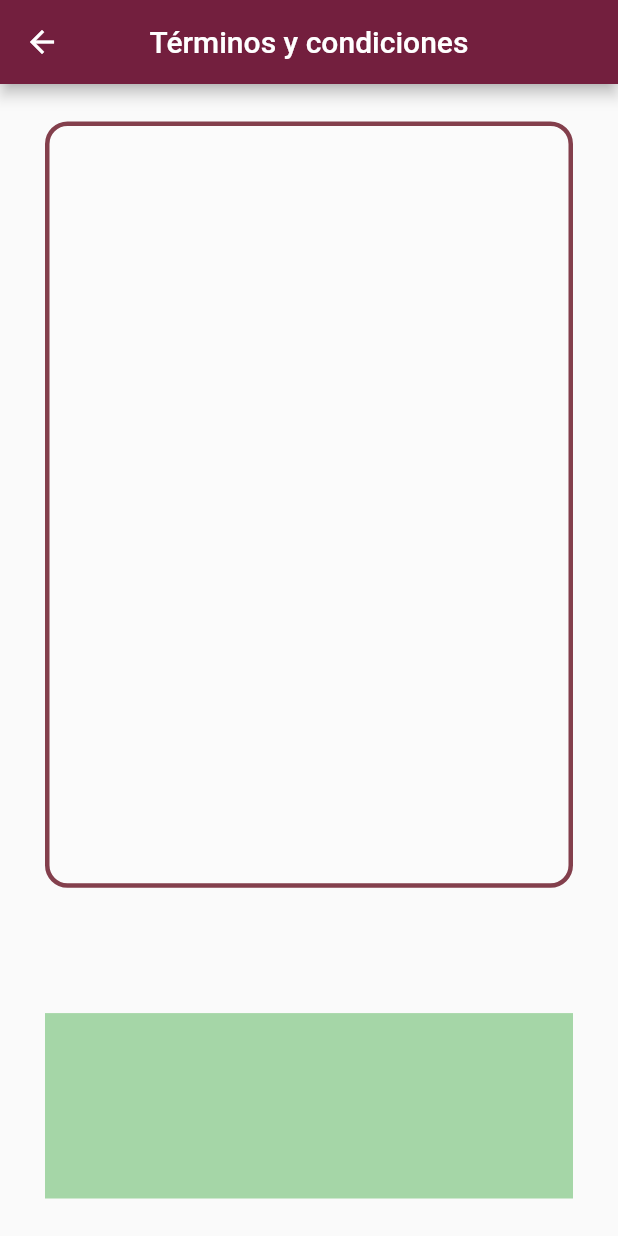
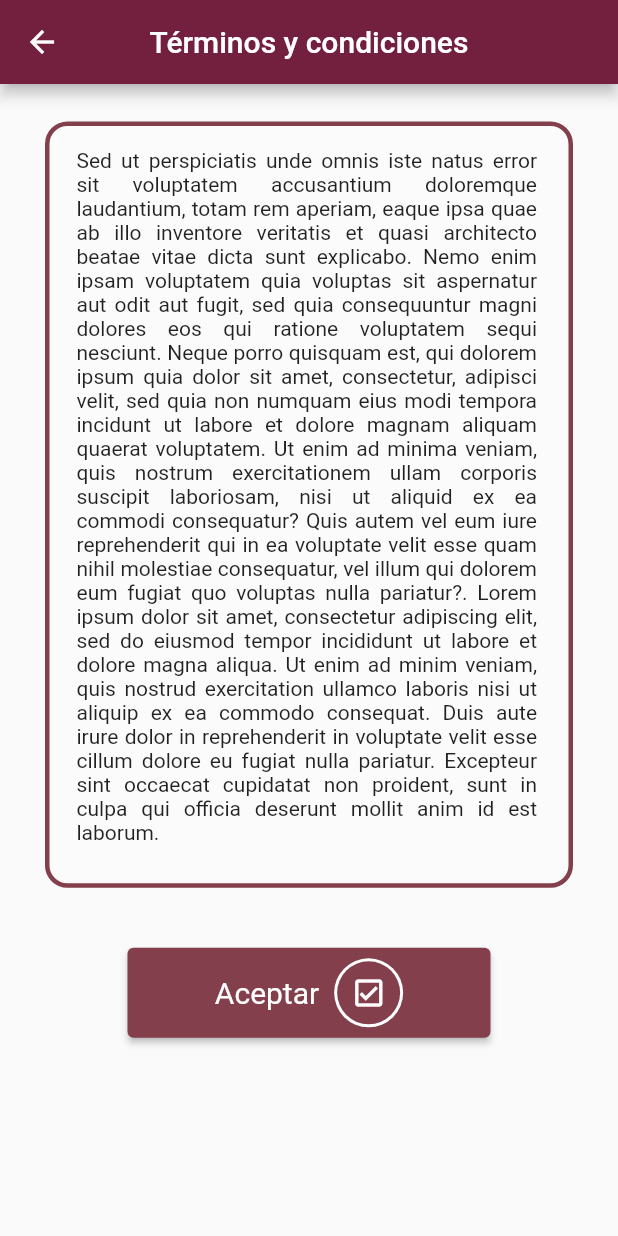
Before and after one commit to luigialejandro/flutter_set_of_decorated_cards, a Flutter app: the TermsConditions screen opened directly, on a phone screen of 412 x 824 dp. Run offline on Flutter 3.47's test engine with Material 2 defaults, Android fonts, the phone set to English and light mode, and no system bars.

Commit message:
The terms and conditions screen is over. I've played around a little bit by making compatible the container space constrictions with the scrollBar. The result is a professional informative UI where a scrollable text container and a button live together.

```diff
--- a/lib/terms_conditions.dart
+++ b/lib/terms_conditions.dart
@@ -24,8 +24,11 @@ class TermsConditions extends StatelessWidget {
       child: Column(
         children: [
           termsAndConditionsSpaceContainer(context),
+          SizedBox(
+            height: 40,
+          ),
+          buttonsSpaceContainer(context),
           Spacer(),
-          buttonsSpaceContainer(context),
         ],
       ),
     );
@@ -37,15 +40,74 @@ class TermsConditions extends StatelessWidget {
       decoration: BoxDecoration(
         color: Colors.white24,
         border: Border.all(width: 3.0, color: Color(0xff833F4C)),
-        borderRadius: BorderRadius.all(Radius.circular(15.0)),
+        borderRadius: BorderRadius.all(
+          Radius.circular(15.0),
+        ),
+      ),
+      child: Container(
+        margin: EdgeInsets.only(left: 18, right: 3, top: 15, bottom: 15),
+        child: Scrollbar(
+          isAlwaysShown: true,
+          thickness: 8,
+          child: SingleChildScrollView(
+            child: Container(
+              margin: EdgeInsets.only(right: 18),
+              child: Text(
+                'Sed ut perspiciatis unde omnis iste natus error sit voluptatem accusantium doloremque laudantium, totam rem aperiam, eaque ipsa quae ab illo inventore veritatis et quasi architecto beatae vitae dicta sunt explicabo. Nemo enim ipsam voluptatem quia voluptas sit aspernatur aut odit aut fugit, sed quia consequuntur magni dolores eos qui ratione voluptatem sequi nesciunt. Neque porro quisquam est, qui dolorem ipsum quia dolor sit amet, consectetur, adipisci velit, sed quia non numquam eius modi tempora incidunt ut labore et dolore magnam aliquam quaerat voluptatem. Ut enim ad minima veniam, quis nostrum exercitationem ullam corporis suscipit laboriosam, nisi ut aliquid ex ea commodi consequatur? Quis autem vel eum iure reprehenderit qui in ea voluptate velit esse quam nihil molestiae consequatur, vel illum qui dolorem eum fugiat quo voluptas nulla pariatur?. Lorem ipsum dolor sit amet, consectetur adipiscing elit, sed do eiusmod tempor incididunt ut labore et dolore magna aliqua. Ut enim ad minim veniam, quis nostrud exercitation ullamco laboris nisi ut aliquip ex ea commodo consequat. Duis aute irure dolor in reprehenderit in voluptate velit esse cillum dolore eu fugiat nulla pariatur. Excepteur sint occaecat cupidatat non proident, sunt in culpa qui officia deserunt mollit anim id est laborum.',
+                textAlign: TextAlign.justify,
+              ),
+            ),
+          ),
+        ),
       ),
     );
   }
 
   Widget buttonsSpaceContainer(context) {
     return Container(
-      height: MediaQuery.of(context).size.height * 0.15,
-      color: Colors.green[200],
+      height: 60,
+      //color: Colors.green[200],
+      child: buildButton(
+          stepsTitle: 'Aceptar',
+          stepsIcon: Icons.check_box_outlined,
+          stepsOnClicked: () {},
+          stepsColor: Color(0xff833F4C)),
     );
   }
 }
+
+Widget buildButton({
+  required String stepsTitle,
+  required IconData stepsIcon,
+  required VoidCallback stepsOnClicked,
+  required Color stepsColor,
+}) =>
+    Container(
+      height: 60,
+      margin: EdgeInsets.symmetric(horizontal: 55),
+      child: ElevatedButton(
+        style: ElevatedButton.styleFrom(
+            primary: stepsColor,
+            onPrimary: Colors.white,
+            textStyle: TextStyle(fontSize: 20)),
+        child: Row(
+          mainAxisAlignment: MainAxisAlignment.center,
+          children: [
+            Text(
+              stepsTitle,
+              style: TextStyle(color: Colors.white),
+            ),
+            const SizedBox(width: 10),
+            CircleAvatar(
+              radius: 23,
+              backgroundColor: Colors.white,
+              child: CircleAvatar(
+                  radius: 21,
+                  backgroundColor: Color(0xff833F4C),
+                  child: Icon(stepsIcon, size: 24, color: Colors.white)),
+            ),
+          ],
+        ),
+        onPressed: stepsOnClicked,
+      ),
+    );
```
